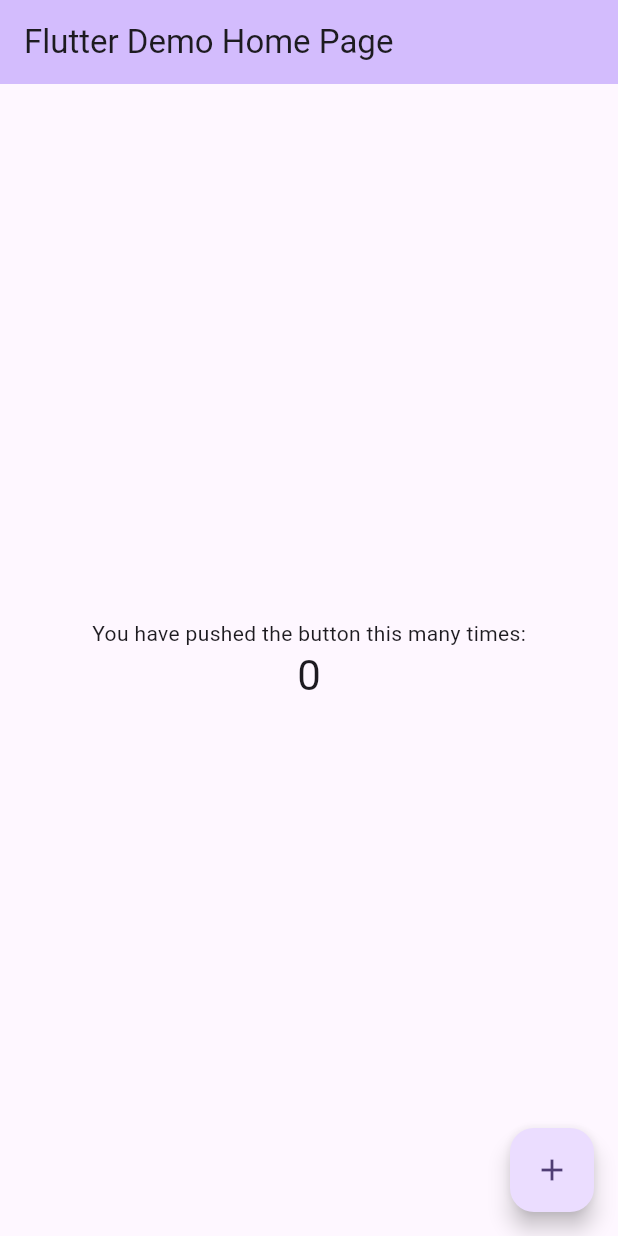
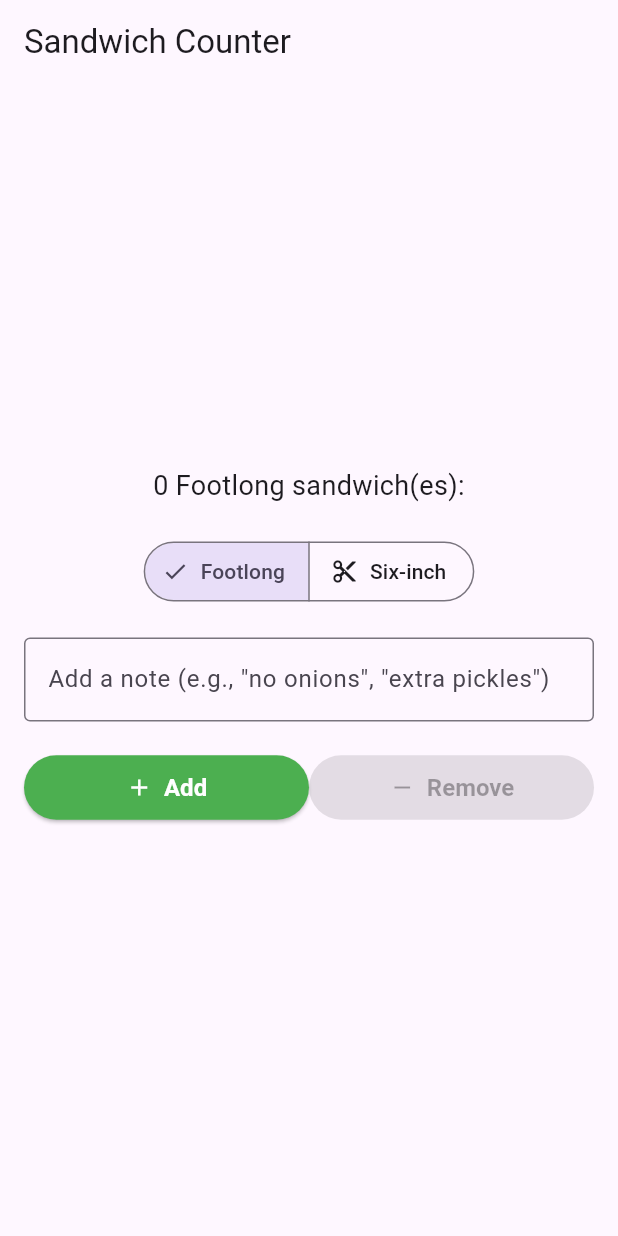
Before and after one commit to AlperO06/sandwich_shop_wk4m, a Flutter app: the screen it shows after launch, on a phone screen of 412 x 824 dp. Run offline on Flutter 3.47's test engine with Material 3 defaults, Android fonts, the light colour scheme and no system bars.

Commit message:
Moved different repository

```diff
--- a/lib/main.dart
+++ b/lib/main.dart
@@ -1,122 +1,199 @@
 import 'package:flutter/material.dart';
 
 void main() {
-  runApp(const MyApp());
+  runApp(const App());
 }
 
-class MyApp extends StatelessWidget {
-  const MyApp({super.key});
+class App extends StatelessWidget {
+  const App({super.key});
 
-  // This widget is the root of your application.
   @override
   Widget build(BuildContext context) {
-    return MaterialApp(
-      title: 'Flutter Demo',
-      theme: ThemeData(
-        // This is the theme of your application.
-        //
-        // TRY THIS: Try running your application with "flutter run". You'll see
-        // the application has a purple toolbar. Then, without quitting the app,
-        // try changing the seedColor in the colorScheme below to Colors.green
-        // and then invoke "hot reload" (save your changes or press the "hot
-        // reload" button in a Flutter-supported IDE, or press "r" if you used
-        // the command line to start the app).
-        //
-        // Notice that the counter didn't reset back to zero; the application
-        // state is not lost during the reload. To reset the state, use hot
-        // restart instead.
-        //
-        // This works for code too, not just values: Most code changes can be
-        // tested with just a hot reload.
-        colorScheme: ColorScheme.fromSeed(seedColor: Colors.deepPurple),
-      ),
-      home: const MyHomePage(title: 'Flutter Demo Home Page'),
+    return const MaterialApp(
+      title: 'Sandwich Shop App',
+      home: OrderScreen(),
     );
   }
 }
 
-class MyHomePage extends StatefulWidget {
-  const MyHomePage({super.key, required this.title});
+class OrderScreen extends StatefulWidget {
+  final int maxQuantity;
 
-  // This widget is the home page of your application. It is stateful, meaning
-  // that it has a State object (defined below) that contains fields that affect
-  // how it looks.
-
-  // This class is the configuration for the state. It holds the values (in this
-  // case the title) provided by the parent (in this case the App widget) and
-  // used by the build method of the State. Fields in a Widget subclass are
-  // always marked "final".
-
-  final String title;
+  const OrderScreen({super.key, this.maxQuantity = 10});
 
   @override
-  State<MyHomePage> createState() => _MyHomePageState();
+  State<OrderScreen> createState() {
+    return _OrderScreenState();
+  }
 }
 
-class _MyHomePageState extends State<MyHomePage> {
-  int _counter = 0;
+class _OrderScreenState extends State<OrderScreen> {
+  int _quantity = 0;
+  String _note = '';
+  String _sandwichType = 'Footlong'; // 🆕 New state variable
+  final TextEditingController _noteController = TextEditingController();
 
-  void _incrementCounter() {
-    setState(() {
-      // This call to setState tells the Flutter framework that something has
-      // changed in this State, which causes it to rerun the build method below
-      // so that the display can reflect the updated values. If we changed
-      // _counter without calling setState(), then the build method would not be
-      // called again, and so nothing would appear to happen.
-      _counter++;
-    });
+  void _increaseQuantity() {
+    if (_quantity < widget.maxQuantity) {
+      setState(() => _quantity++);
+    }
+  }
+
+  void _decreaseQuantity() {
+    if (_quantity > 0) {
+      setState(() => _quantity--);
+    }
+  }
+
+  @override
+  void dispose() {
+    _noteController.dispose();
+    super.dispose();
   }
 
   @override
   Widget build(BuildContext context) {
-    // This method is rerun every time setState is called, for instance as done
-    // by the _incrementCounter method above.
-    //
-    // The Flutter framework has been optimized to make rerunning build methods
-    // fast, so that you can just rebuild anything that needs updating rather
-    // than having to individually change instances of widgets.
+    final bool canAdd = _quantity < widget.maxQuantity;
+    final bool canRemove = _quantity > 0;
+
     return Scaffold(
       appBar: AppBar(
-        // TRY THIS: Try changing the color here to a specific color (to
-        // Colors.amber, perhaps?) and trigger a hot reload to see the AppBar
-        // change color while the other colors stay the same.
-        backgroundColor: Theme.of(context).colorScheme.inversePrimary,
-        // Here we take the value from the MyHomePage object that was created by
-        // the App.build method, and use it to set our appbar title.
-        title: Text(widget.title),
+        title: const Text('Sandwich Counter'),
       ),
       body: Center(
-        // Center is a layout widget. It takes a single child and positions it
-        // in the middle of the parent.
+        child: Padding(
+          padding: const EdgeInsets.all(16.0),
           child: Column(
-          // Column is also a layout widget. It takes a list of children and
-          // arranges them vertically. By default, it sizes itself to fit its
-          // children horizontally, and tries to be as tall as its parent.
-          //
-          // Column has various properties to control how it sizes itself and
-          // how it positions its children. Here we use mainAxisAlignment to
-          // center the children vertically; the main axis here is the vertical
-          // axis because Columns are vertical (the cross axis would be
-          // horizontal).
-          //
-          // TRY THIS: Invoke "debug painting" (choose the "Toggle Debug Paint"
-          // action in the IDE, or press "p" in the console), to see the
-          // wireframe for each widget.
             mainAxisAlignment: MainAxisAlignment.center,
             children: <Widget>[
-            const Text('You have pushed the button this many times:'),
+              // Display sandwich order summary
+              OrderItemDisplay(
+                _quantity,
+                _sandwichType,
+              ),
+
+              const SizedBox(height: 20),
+
+              // 🆕 Sandwich type selector
+              SegmentedButton<String>(
+                segments: const <ButtonSegment<String>>[
+                  ButtonSegment(
+                    value: 'Footlong',
+                    label: Text('Footlong'),
+                    icon: Icon(Icons.straighten),
+                  ),
+                  ButtonSegment(
+                    value: 'Six-inch',
+                    label: Text('Six-inch'),
+                    icon: Icon(Icons.cut),
+                  ),
+                ],
+                selected: <String>{_sandwichType},
+                onSelectionChanged: (Set<String> newSelection) {
+                  setState(() {
+                    _sandwichType = newSelection.first;
+                  });
+                },
+              ),
+
+              const SizedBox(height: 20),
+
+              // Notes input field
+              TextField(
+                controller: _noteController,
+                decoration: const InputDecoration(
+                  border: OutlineInputBorder(),
+                  labelText: 'Add a note (e.g., "no onions", "extra pickles")',
+                ),
+                onChanged: (value) => setState(() => _note = value),
+              ),
+
+              const SizedBox(height: 20),
+
+              // Add / Remove buttons
+              Row(
+                mainAxisAlignment: MainAxisAlignment.spaceBetween,
+                children: [
+                  StyledButton(
+                    label: 'Add',
+                    icon: Icons.add,
+                    color: Colors.green,
+                    onPressed: canAdd ? _increaseQuantity : null,
+                  ),
+                  StyledButton(
+                    label: 'Remove',
+                    icon: Icons.remove,
+                    color: Colors.red,
+                    onPressed: canRemove ? _decreaseQuantity : null,
+                  ),
+                ],
+              ),
+
+              const SizedBox(height: 20),
+
+              // Display user note if any
+              if (_note.isNotEmpty)
                 Text(
-              '$_counter',
-              style: Theme.of(context).textTheme.headlineMedium,
+                  'Note: $_note',
+                  style: const TextStyle(fontStyle: FontStyle.italic),
                 ),
             ],
           ),
         ),
-      floatingActionButton: FloatingActionButton(
-        onPressed: _incrementCounter,
-        tooltip: 'Increment',
-        child: const Icon(Icons.add),
-      ), // This trailing comma makes auto-formatting nicer for build methods.
+      ),
     );
   }
 }
+
+// Styled reusable button
+class StyledButton extends StatelessWidget {
+  final String label;
+  final IconData icon;
+  final Color color;
+  final VoidCallback? onPressed;
+
+  const StyledButton({
+    super.key,
+    required this.label,
+    required this.icon,
+    required this.color,
+    required this.onPressed,
+  });
+
+  @override
+  Widget build(BuildContext context) {
+    return Expanded(
+      child: ElevatedButton.icon(
+        onPressed: onPressed,
+        style: ElevatedButton.styleFrom(
+          backgroundColor: onPressed == null ? Colors.grey : color,
+          foregroundColor: Colors.white,
+          padding: const EdgeInsets.symmetric(horizontal: 20, vertical: 12),
+          textStyle: const TextStyle(
+            fontSize: 16,
+            fontWeight: FontWeight.bold,
+          ),
+        ),
+        icon: Icon(icon),
+        label: Text(label),
+      ),
+    );
+  }
+}
+
+// Displays the current sandwich order
+class OrderItemDisplay extends StatelessWidget {
+  final int quantity;
+  final String itemType;
+
+  const OrderItemDisplay(this.quantity, this.itemType, {super.key});
+
+  @override
+  Widget build(BuildContext context) {
+    return Text(
+      '$quantity $itemType sandwich(es): ${'🥪' * quantity}',
+      style: const TextStyle(fontSize: 18),
+      textAlign: TextAlign.center,
+    );
+  }
+}
```
Lines whose indentation alone changed are shown as unchanged.
